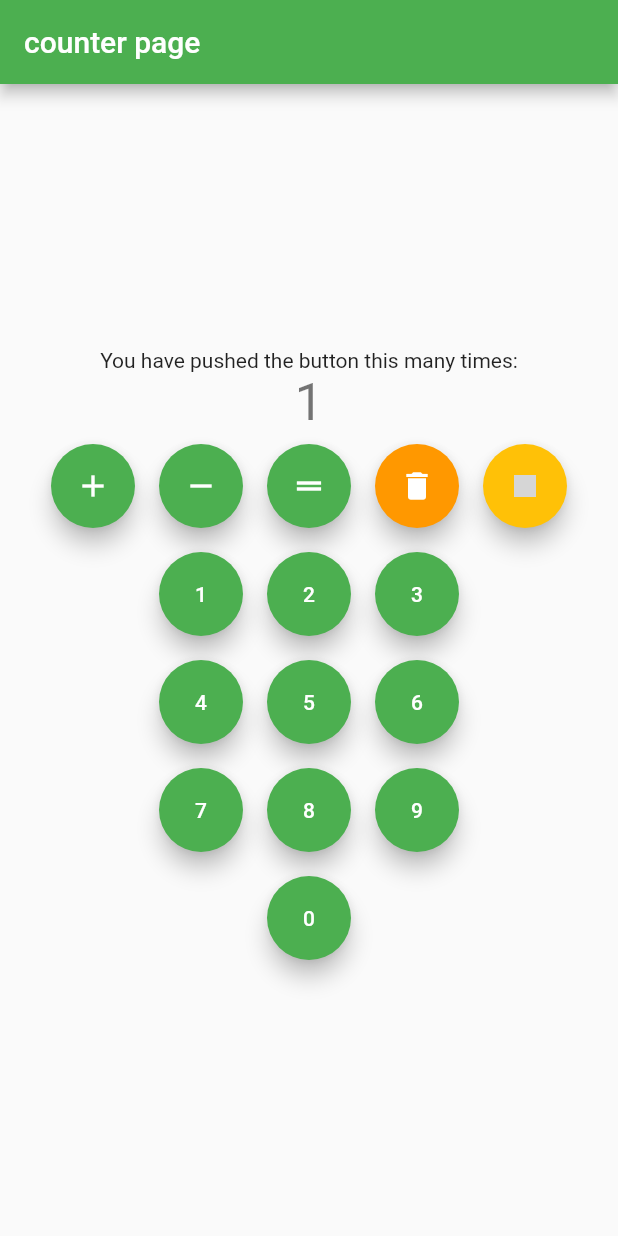
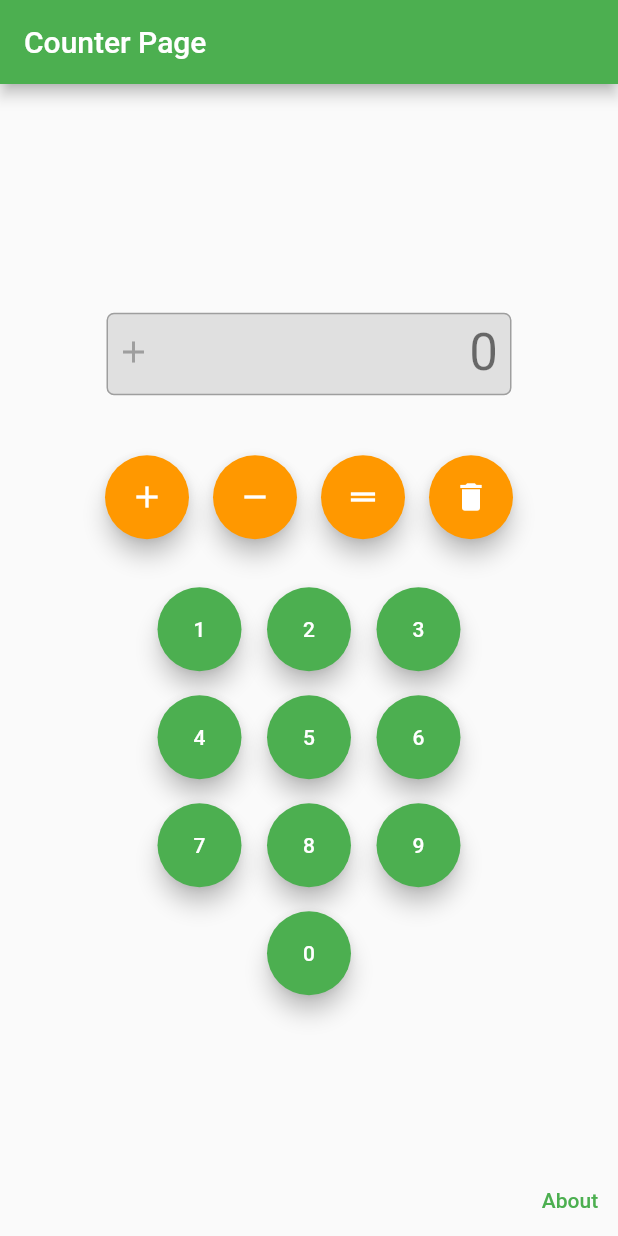
Before and after one commit to aissou20/flutter-first-project, a Flutter app: the screen it shows after launch, after a tap on the "add" icon, on a phone screen of 412 x 824 dp. Run offline on Flutter 3.47's test engine with Material 2 defaults, Android fonts, the phone set to English and light mode, and no system bars; our stand-ins replace flutter_svg; grey boxes are pictures that could not be loaded.

Commit message:
creating numberrow; action type; routes;async

```diff
--- a/lib/main.dart
+++ b/lib/main.dart
@@ -1,5 +1,7 @@
+import 'package:first_project_flutter/ui/splashscreen/splash_scree.dart';
 import 'package:flutter/material.dart';
 
+import 'ui/about/about_page.dart';
 import 'ui/counter/counter_page.dart';
 
 void main() {
@@ -17,7 +19,15 @@ class MyApp extends StatelessWidget {
       theme: ThemeData(
         primarySwatch: Colors.green,
       ),
-      home: const CounterPage(title:'counter page'),
+      initialRoute: '/splashscreen',
+      routes:{
+        '/counter':(context)=> const CounterPage(
+            title: 'Counter Page'
+        ),
+        '/about' :(context)=> const AboutPage(),
+        '/splashscreen': (context)=> const SplashScreen(),
+      },
+      // home: const CounterPage(title:'counter page'),
     );
   }
 }
--- /dev/null
+++ b/lib/ui/about/about_page.dart
@@ -0,0 +1,28 @@
+import 'package:flutter/material.dart';
+
+class AboutPage extends StatelessWidget {
+  const AboutPage({Key? key}) : super(key: key);
+
+  @override
+  Widget build(BuildContext context) {
+    return Material(
+      child: Stack(
+        children: [
+          Align(
+            alignment: Alignment.topLeft,
+            child: Padding(
+              padding: const EdgeInsets.all(8.0),
+              child: IconButton(
+                onPressed: () => Navigator.of(context).pop,
+                icon: const Icon(Icons.arrow_back),
+              ),
+            ),
+          ),
+          const Center(
+            child: Text('About any ...'),
+          ),
+        ],
+      ),
+    );
+  }
+}
--- /dev/null
+++ b/lib/ui/counter/controller/counter_controller.dart
@@ -0,0 +1,5 @@
+import 'dart:async';
+
+class CounterController {
+  final streamController= StreamController<String>();
+}
--- a/lib/ui/counter/counter_page.dart
+++ b/lib/ui/counter/counter_page.dart
@@ -15,7 +15,18 @@ class CounterPage extends StatelessWidget {
       appBar: AppBar(
         title: Text(title),
       ),
-      body: const CounterBody(),
+      body: Stack(
+        children: [
+          const CounterBody(),
+          Align(
+            alignment: Alignment.bottomRight,
+            child: TextButton(
+              onPressed: () => Navigator.of(context).pushNamed('/about'),
+              child: const Text('About'),
+            ),
+          ),
+        ],
+      ),
     );
   }
 }
--- a/lib/ui/counter/widgets/counter_body.dart
+++ b/lib/ui/counter/widgets/counter_body.dart
@@ -1,5 +1,14 @@
 import 'package:first_project_flutter/ui/counter/widgets/num_button.dart';
 import 'package:flutter/material.dart';
+import 'package:flutter_svg/flutter_svg.dart';
+import 'digital_text.dart';
+import 'number_row.dart';
+import 'operation_bar.dart';
+
+enum ActionType {
+  add,
+  remove,
+}
 
 class CounterBody extends StatefulWidget {
   const CounterBody({
@@ -14,10 +23,14 @@ class CounterBody extends StatefulWidget {
 
 class CounterBodyState extends State<CounterBody> {
   int _counter = 0;
+  int _total = 0;
+  ActionType _action = ActionType.add;
 
-  void _incrementCounter() {
+
+  void _incrementCounter(int value) {
     setState(() {
-      _counter++;
+      _counter *= 10;
+      _counter += value;
     });
   }
 
@@ -27,31 +40,80 @@ class CounterBodyState extends State<CounterBody> {
     });
   }
 
+  void _setOperation(ActionType action) {
+    _evaluateField();
+    _action = action;
+  }
+
+  void _evaluateField() {
+    setState(() {
+      if (_action == ActionType.add) {
+        _total += _counter;
+      } else {
+        _total -= _counter;
+      }
+      _counter = 0;
+    });
+  }
   _addValue(int _value) {
     setState(() {
       _counter = _counter + _value;
     });
   }
 
+  void _clearField (){
+    setState(() {
+      _counter =0;
+      _total =0;
+    });
+  }
+
   @override
   Widget build(BuildContext context) {
+    final String _result = _counter == 0 ? '$_total' : '$_counter';
+
     return Center(
       child: Column(
         mainAxisAlignment: MainAxisAlignment.center,
         children: <Widget>[
-          const Text(
-            'You have pushed the button this many times:',
+          DigitalText(
+            icon: _action == ActionType.add ? Icons.add : Icons.remove,
+            text: _result,
           ),
-          Text(
-            '$_counter',
-            style: Theme.of(context).textTheme.headline4,
+          Padding(
+            padding: const EdgeInsets.only(
+              top: 32,
+              bottom: 16,
+            ),
+            child: Operation(
+              onSetOperation: (action) => _setOperation(action),
+              onEvaluate: () => _evaluateField(),
+              onClearField: () => _clearField(),
+            ),
           ),
-          Row(
+          NumberRow(
+            values: const [1, 2, 3],
+            callback: (value) => _incrementCounter(value),
+          ),
+          NumberRow(
+            values: const [4, 5, 6],
+            callback: (value) => _incrementCounter(value),
+          ),
+          NumberRow(
+            values: const [7, 8, 9],
+            callback: (value) => _incrementCounter(value),
+          ),
+          NumberRow(
+            values: const [0],
+            callback: (value) => _incrementCounter(value),
+          ),
+         /* Row(
             mainAxisAlignment: MainAxisAlignment.center,
             children: [
               Padding(
                 padding: const EdgeInsets.all(8.0),
                 child: FloatingActionButton(
+                  heroTag: 'FAB_Incr',
                   onPressed: _incrementCounter,
                   tooltip: 'Increment',
                   child: const Icon(
@@ -62,8 +124,9 @@ class CounterBodyState extends State<CounterBody> {
               Padding(
                 padding: const EdgeInsets.all(8.0),
                 child: FloatingActionButton(
+                  heroTag: 'FAB_Decr',
                   onPressed: _decrementCounter,
-                  tooltip: 'Increment',
+                  tooltip: 'Decrement',
                   child: const Icon(Icons.remove),
 
                 ),
@@ -71,34 +134,32 @@ class CounterBodyState extends State<CounterBody> {
               Padding(
                 padding: const EdgeInsets.all(8.0),
                 child: FloatingActionButton(
+                  heroTag: 'FAB_Eql',
                   onPressed: _decrementCounter,
-                  tooltip: 'Increment',
+                  tooltip: 'Equal',
                   child: const Icon(Icons.drag_handle),
                 ),
               ),
               Padding(
                 padding: const EdgeInsets.all(8.0),
                 child: FloatingActionButton(
-                  onPressed: _decrementCounter,
-                  tooltip: 'Increment',
+                  heroTag: 'FAB_Del',
+                  onPressed: _clearField,
+                  tooltip: 'Delete',
                   backgroundColor: Colors.orange,
                   child: const Icon(Icons.delete),
                 ),
               ),
-              Padding(
+              *//*Padding(
+              //ajout svg
                 padding: const EdgeInsets.all(8.0),
                 child: FloatingActionButton(
                   onPressed: _decrementCounter,
                   tooltip: 'Increment',
-                  backgroundColor: Colors.amber,
-                  child: const Image(
-                    image: AssetImage('assets/images/equal.svg'),
-                    width: 15,
-                    height: 15,
-                    color: Colors.white,
-                  ),
+                  backgroundColor: Colors.pink,
+                  child: SvgPicture.asset('assets/images/home.svg'),
                 ),
-              ),
+              ),*//*
             ],
           ),
           Row(
@@ -170,7 +231,7 @@ class CounterBodyState extends State<CounterBody> {
                     _addValue(value);
                   }),
             ],
-          ),
+          ),*/
         ],
       ),
     );
--- /dev/null
+++ b/lib/ui/counter/widgets/digital_text.dart
@@ -0,0 +1,44 @@
+import 'package:flutter/material.dart';
+
+class DigitalText extends StatelessWidget {
+
+  const DigitalText({
+    Key? key,
+    required this.icon,
+    required this.text,
+  }) : super(key: key);
+
+  final IconData icon;
+  final String text;
+
+  @override
+  Widget build(BuildContext context) {
+    return Container(
+      constraints: const BoxConstraints(maxWidth: 270),
+      padding: const EdgeInsets.only(
+        left: 5,
+        top: 5,
+        right: 8,
+        bottom: 8,
+      ),
+      decoration: BoxDecoration(
+        color: Colors.grey.shade300,
+        border: Border.all(color: Colors.grey),
+        borderRadius: const BorderRadius.all(Radius.circular(5)),
+      ),
+      child: Row(
+        mainAxisAlignment: MainAxisAlignment.spaceBetween,
+        children: [
+          Icon(
+            icon,
+            color: Colors.grey,
+          ),
+          Text(
+            text,
+            style: Theme.of(context).textTheme.headline4,
+          ),
+        ],
+      ),
+    );
+  }
+}
--- a/lib/ui/counter/widgets/num_button.dart
+++ b/lib/ui/counter/widgets/num_button.dart
@@ -16,6 +16,7 @@ class NumButton extends StatelessWidget{
    return  Padding(
      padding: const EdgeInsets.all(8.0),
      child: FloatingActionButton(
+       heroTag: 'FAB_$value',
        onPressed: () {
          callback.call(value);
        },
--- /dev/null
+++ b/lib/ui/counter/widgets/number_row.dart
@@ -0,0 +1,34 @@
+import 'package:flutter/material.dart';
+
+import 'num_button.dart';
+
+class NumberRow extends StatelessWidget {
+  final List<int> values;
+  final Function(int) callback;
+
+  const NumberRow({
+    Key? key,
+    required this.values,
+    required this.callback,
+  }) : super(key: key);
+
+  @override
+  Widget build(BuildContext context) {
+    final children = values
+        .map(
+          (e) => NumButton(
+            value: e,
+            callback: callback,
+          ),
+        )
+        .toList();
+
+    return ConstrainedBox(
+      constraints: const BoxConstraints(maxWidth: 220),
+      child: Row(
+        mainAxisAlignment: MainAxisAlignment.spaceEvenly,
+        children: children,
+      ),
+    );
+  }
+}
--- /dev/null
+++ b/lib/ui/counter/widgets/operation_bar.dart
@@ -0,0 +1,63 @@
+import 'package:flutter/material.dart';
+
+import 'counter_body.dart';
+
+class Operation extends StatelessWidget {
+  const Operation({
+    Key? key,
+    this.onSetOperation,
+    this.onEvaluate,
+    this.onClearField,
+  }) : super(key: key);
+
+  final Function(ActionType)? onSetOperation;
+  final Function? onEvaluate;
+  final Function? onClearField;
+
+  @override
+  Widget build(BuildContext context) => Row(
+        mainAxisAlignment: MainAxisAlignment.center,
+        children: [
+          Padding(
+            padding: const EdgeInsets.all(8.0),
+            child: FloatingActionButton(
+              heroTag: 'fab_increment',
+              onPressed: () => onSetOperation?.call(ActionType.add),
+              tooltip: 'Increment',
+              backgroundColor: Colors.orange,
+              child: const Icon(Icons.add),
+            ),
+          ),
+          Padding(
+            padding: const EdgeInsets.all(8.0),
+            child: FloatingActionButton(
+              heroTag: 'fab_decrement',
+              onPressed: () => onSetOperation?.call(ActionType.remove),
+              tooltip: 'Decrement',
+              backgroundColor: Colors.orange,
+              child: const Icon(Icons.remove),
+            ),
+          ),
+          Padding(
+            padding: const EdgeInsets.all(8.0),
+            child: FloatingActionButton(
+              heroTag: 'fab_evaluate',
+              onPressed: () => onEvaluate?.call(),
+              tooltip: 'Evaluate',
+              backgroundColor: Colors.orange,
+              child: const Icon(Icons.drag_handle),
+            ),
+          ),
+          Padding(
+            padding: const EdgeInsets.all(8.0),
+            child: FloatingActionButton(
+              heroTag: 'fab_clear',
+              onPressed: () => onClearField?.call(),
+              tooltip: 'Clear',
+              backgroundColor: Colors.orange,
+              child: const Icon(Icons.delete),
+            ),
+          ),
+        ],
+      );
+}
--- /dev/null
+++ b/lib/ui/splashscreen/splash_scree.dart
@@ -0,0 +1,44 @@
+import 'package:flutter/material.dart';
+import 'package:flutter_svg/flutter_svg.dart';
+
+class SplashScreen extends StatelessWidget {
+  const SplashScreen({Key? key}) : super(key: key);
+
+  @override
+  Widget build(BuildContext context) {
+    _navigate(context);
+
+    return Material(
+      color: Colors.greenAccent.shade200,
+      child: SafeArea(
+        child: Center(
+          child: Column(
+            mainAxisAlignment: MainAxisAlignment.center,
+            children: [
+              SvgPicture.asset(
+                'assets/images/home.svg',
+                width: 120,
+                height: 120,
+              ),
+              const SizedBox(
+                height: 32,
+              ),
+              Text(
+                'Welcome',
+                style: TextStyle(
+                    color: Colors.grey.shade600, fontWeight: FontWeight.bold),
+              ),
+            ],
+          ),
+        ),
+      ),
+    );
+  }
+
+  Future<void> _navigate(BuildContext context) async{
+    await Future.delayed(const Duration(
+      seconds: 1,
+    ));
+    Navigator.of(context).pushReplacementNamed('/counter');
+  }
+}
--- a/pubspec.yaml
+++ b/pubspec.yaml
@@ -34,6 +34,7 @@ dependencies:
   # The following adds the Cupertino Icons font to your application.
   # Use with the CupertinoIcons class for iOS style icons.
   cupertino_icons: ^1.0.2
+  flutter_svg: ^1.0.3
 
 dev_dependencies:
   flutter_test:
@@ -58,8 +59,8 @@ flutter:
   uses-material-design: true
 
   # To add assets to your application, add an assets section, like this:
-assets:
-     assets/images/
+  assets:
+    - assets/images/
   #   - images/a_dot_burr.jpeg
   #   - images/a_dot_ham.jpeg
 
```
Also changed, not shown: pubspec.lock.
